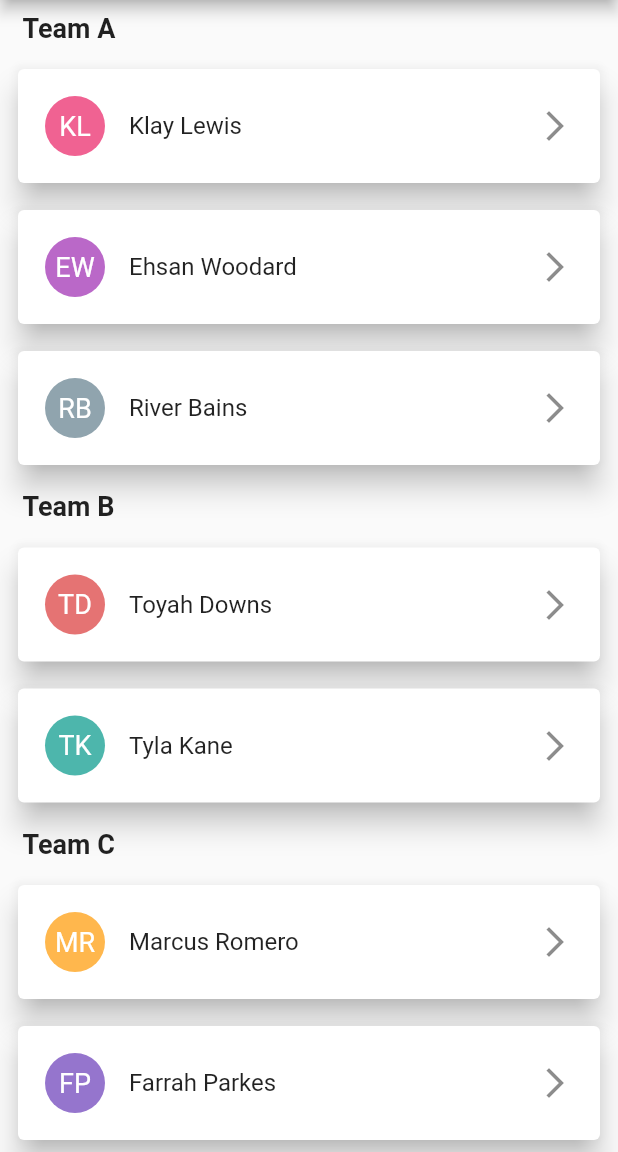
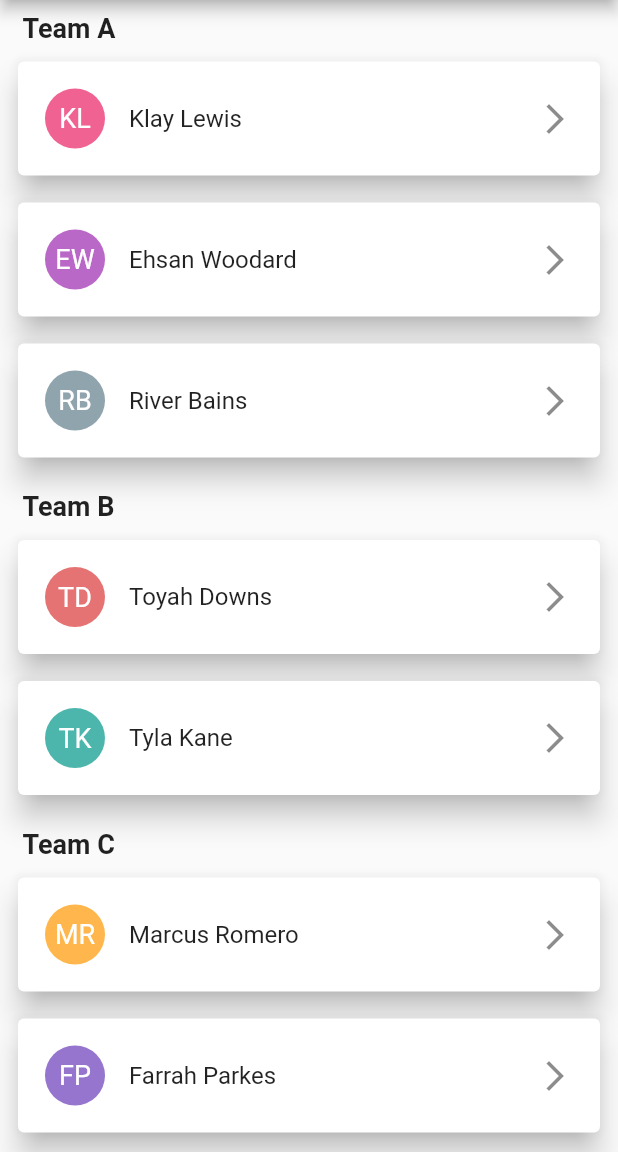
Before and after one commit to Daniel-Ioannou/flutter_group_list_view, a Flutter app: the screen it shows after launch, on a phone screen of 412 x 824 dp, the part 84-1236 px from its top. Run offline on Flutter 3.47's test engine with Material 2 defaults, Android fonts, the phone set to English and light mode, and no system bars.

Commit message:
Implement separator

```diff
--- a/example/lib/main.dart
+++ b/example/lib/main.dart
@@ -8,7 +8,13 @@ Map<String, List> _elements = {
   'Team A': ['Klay Lewis', 'Ehsan Woodard', 'River Bains'],
   'Team B': ['Toyah Downs', 'Tyla Kane'],
   'Team C': ['Marcus Romero', 'Farrah Parkes', 'Fay Lawson', 'Asif Mckay'],
-  'Team D': ['Casey Zuniga', 'Ayisha Burn', 'Josie Hayden', 'Kenan Walls', 'Mario Powers'],
+  'Team D': [
+    'Casey Zuniga',
+    'Ayisha Burn',
+    'Josie Hayden',
+    'Kenan Walls',
+    'Mario Powers'
+  ],
   'Team Q': ['Toyah Downs', 'Tyla Kane', 'Toyah Downs'],
 };
 
@@ -39,6 +45,7 @@ class MyApp extends StatelessWidget {
               ),
             );
           },
+          separatorBuilder: (context, index) => SizedBox(height: 10),
         ),
       ),
     );
@@ -47,7 +54,7 @@ class MyApp extends StatelessWidget {
   Widget _itemBuilder(BuildContext context, IndexPath index) {
     String user = _elements.values.toList()[index.section][index.index];
     return Padding(
-      padding: const EdgeInsets.symmetric(horizontal: 8.0, vertical: 5),
+      padding: const EdgeInsets.symmetric(horizontal: 8.0),
       child: Card(
         elevation: 8,
         child: ListTile(
--- /dev/null
+++ b/lib/src/list_item.dart
@@ -0,0 +1,9 @@
+import 'index_path.dart';
+import 'list_item_type.dart';
+
+class ListItem {
+  final IndexPath indexPath;
+  final ListItemType type;
+
+  ListItem({this.indexPath, this.type});
+}
--- a/lib/src/list_view.dart
+++ b/lib/src/list_view.dart
@@ -2,6 +2,8 @@ import 'package:flutter/gestures.dart';
 import 'package:flutter/material.dart';
 
 import 'index_path.dart';
+import 'list_item.dart';
+import 'list_item_type.dart';
 
 /// Signature for a function that creates a widget for a given [IndexPath], in a
 /// list.
@@ -35,6 +37,11 @@ class GroupListView extends StatefulWidget {
 
   ///Function which returns the number of items(rows) in a specified section.
   final int Function(int section) countOfItemInSection;
+
+  ///Function which returns an Widget which defines the separator at the specified IndexPath.
+  ///
+  ///[separatorBuilder] provides the current section and index.
+  final ItemWidgetBuilder separatorBuilder;
 
   //Fields from ListView.builder constructor
 
@@ -216,6 +223,7 @@ class GroupListView extends StatefulWidget {
     @required this.sectionsCount,
     @required this.groupHeaderBuilder,
     @required this.countOfItemInSection,
+    this.separatorBuilder,
     this.scrollDirection = Axis.vertical,
     this.reverse = false,
     this.controller,
@@ -237,7 +245,7 @@ class GroupListView extends StatefulWidget {
 }
 
 class _GroupListViewState extends State<GroupListView> {
-  List<IndexPath> _indexToIndexPathList;
+  List<ListItem> _indexToIndexPathList;
 
   @override
   void initState() {
@@ -263,33 +271,51 @@ class _GroupListViewState extends State<GroupListView> {
       cacheExtent: widget.cacheExtent,
       semanticChildCount: widget.semanticChildCount,
       dragStartBehavior: widget.dragStartBehavior,
-      itemCount: _itemCount,
-      itemBuilder: (BuildContext context, int index) {
-        IndexPath indexPath = _indexToIndexPathList[index];
-        if (indexPath.index != null)
-          return widget.itemBuilder(context, indexPath);
-        return widget.groupHeaderBuilder(context, indexPath.section);
-      },
+      itemCount: _indexToIndexPathList.length,
+      itemBuilder: _itemBuilder,
     );
   }
 
   void _calculateIndexPath() {
     _indexToIndexPathList = List();
+    ListItem listItem;
     for (int section = 0; section < widget.sectionsCount; section++) {
-      _indexToIndexPathList.add(IndexPath(section: section, index: null));
+      //Add section
+      listItem = ListItem(
+        indexPath: IndexPath(section: section),
+        type: ListItemType.section,
+      );
+      _indexToIndexPathList.add(listItem);
 
       int rows = widget.countOfItemInSection(section);
       for (int index = 0; index < rows; index++) {
-        _indexToIndexPathList.add(IndexPath(section: section, index: index));
+        //Add item
+        listItem = ListItem(
+          indexPath: IndexPath(section: section, index: index),
+          type: ListItemType.item,
+        );
+        _indexToIndexPathList.add(listItem);
+
+        //Add separator
+        if (widget.separatorBuilder != null) {
+          listItem = ListItem(
+            indexPath: IndexPath(section: section, index: index),
+            type: ListItemType.separator,
+          );
+          _indexToIndexPathList.add(listItem);
+        }
       }
     }
   }
 
-  int get _itemCount {
-    int itemCount = 0;
-    for (var index = 0; index < widget.sectionsCount; index++) {
-      itemCount += widget.countOfItemInSection(index);
+  Widget _itemBuilder(BuildContext context, int index) {
+    ListItem listItem = _indexToIndexPathList[index];
+    IndexPath indexPath = listItem.indexPath;
+    if (listItem.type.isSection) {
+      return widget.groupHeaderBuilder(context, indexPath.section);
+    } else if (listItem.type.isSeparator) {
+      return widget.separatorBuilder(context, indexPath);
     }
-    return itemCount + widget.sectionsCount;
+    return widget.itemBuilder(context, indexPath);
   }
 }
--- a/pubspec.yaml
+++ b/pubspec.yaml
@@ -5,7 +5,7 @@ homepage: https://github.com/Daniel-Ioannou
 repository: https://github.com/Daniel-Ioannou/flutter_group_list_view.git
 
 environment:
-  sdk: ">=2.1.0 <3.0.0"
+  sdk: ">=2.6.0 <3.0.0"
 
 dependencies:
   flutter:
```
Also changed, not shown: lib/src/list_item_type.dart (added, +9 -0 lines).
